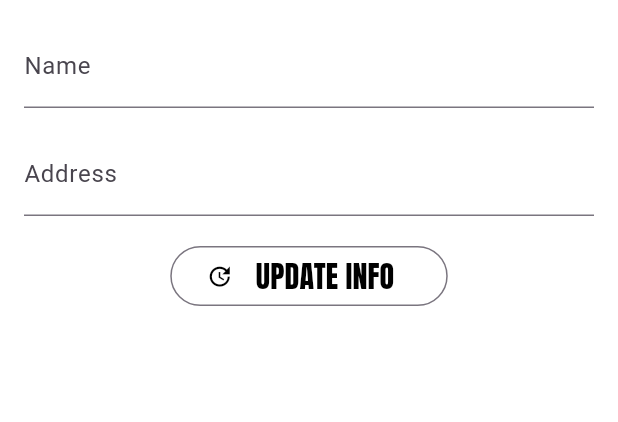
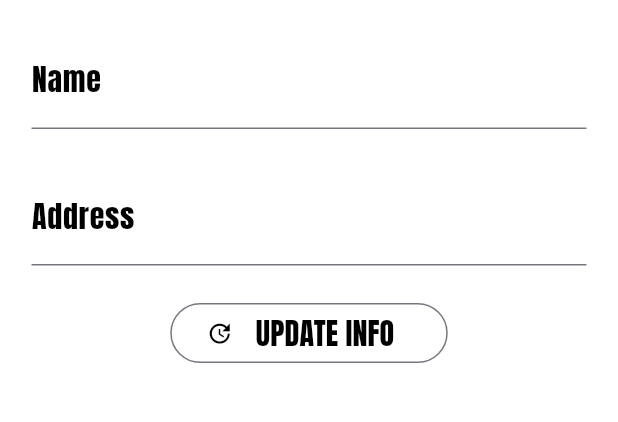
Before and after one commit to pashaxd/Yori-Sport-Mobile-App, a Flutter app: the Settings1 screen opened directly, on a phone screen of 412 x 824 dp, the part 84-506 px from its top. Run offline on Flutter 3.47's test engine with Material 3 defaults, Android fonts, the phone set to English and light mode, and no system bars; our stand-ins replace carousel_slider, cloud_firestore, firebase_auth, firebase_core, flutter_svg; missing offline and left inert: firebase_ui_auth; accounts and stored records are empty; network calls fail.

Commit message:
optimization for different screens

```diff
--- a/lib/abstractions/box_size.dart
+++ b/lib/abstractions/box_size.dart
@@ -21,12 +21,13 @@ class BoxSize extends StatelessWidget {
             height: 48,
             width: 60,
             decoration: BoxDecoration(
+
               color: isSelected ? Colors.black : Colors.white,
               border: Border.all(
                 color: isSelected ? Colors.black : Colors.grey,
               ),
               borderRadius:
-                  BorderRadius.circular(4.0), // Optional: Rounded corners
+                  BorderRadius.circular(8), // Optional: Rounded corners
             ),
             child: Center(
               child: Text(
--- a/lib/features/base.dart
+++ b/lib/features/base.dart
@@ -48,7 +48,7 @@ class _BaseScreenState extends State<BaseScreen> {
                   ? 'assets/svgs/cart.svg'
                   : 'assets/svgs/newCart.svg',
               semanticsLabel: 'Shopping Cart',
-              width: 30,
+              width: 25,
             ),
           ),
         ],
@@ -63,10 +63,10 @@ class _BaseScreenState extends State<BaseScreen> {
         onTap: _onItemTapped,
         unselectedItemColor: Colors.grey,
         currentIndex: _selectedIndex,
-        iconSize: 30,
+        iconSize: 25,
         elevation: 5.0,
         backgroundColor: Colors.white,
-        items: const <BottomNavigationBarItem>[
+        items: <BottomNavigationBarItem>[
           BottomNavigationBarItem(icon: Icon(Icons.shopify), label: 'SHOP'),
           BottomNavigationBarItem(icon: Icon(Icons.person), label: 'ME'),
         ],
--- a/lib/features/profile_screen/profile_screen.dart
+++ b/lib/features/profile_screen/profile_screen.dart
@@ -3,10 +3,8 @@ import 'package:firebase_auth/firebase_auth.dart';
 import 'package:flutter/material.dart';
 import 'package:yori_sport_app/abstractions/buttons.dart';
 import 'package:yori_sport_app/test_styles.dart';
-import 'package:yori_sport_app/features/profile_screen/liked.dart';
-import 'package:yori_sport_app/features/profile_screen/purchases.dart';
 import 'package:yori_sport_app/features/profile_screen/settings.dart';
-import 'package:yori_sport_app/features/shop_screen.dart';
+
 
 class ProfileScreen extends StatefulWidget {
   const ProfileScreen({super.key});
--- a/lib/features/profile_screen/settings.dart
+++ b/lib/features/profile_screen/settings.dart
@@ -2,6 +2,7 @@ import 'package:flutter/material.dart';
 import 'package:firebase_auth/firebase_auth.dart';
 import 'package:cloud_firestore/cloud_firestore.dart';
 import 'package:yori_sport_app/abstractions/buttons.dart';
+import 'package:yori_sport_app/test_styles.dart';
 
 class Settings1 extends StatefulWidget {
   Settings1();
@@ -61,14 +62,23 @@ class _SettingsState extends State<Settings1> {
         padding: const EdgeInsets.all(16.0),
         child: Column(
           children: [
-            TextField(
-              controller: _nameController,
-              decoration: InputDecoration(labelText: 'Name'),
+            Padding(
+
+              padding: EdgeInsets.all(5),
+              child: TextField(
+                style: TextStyles.defaultStyle,
+                controller: _nameController,
+                decoration: InputDecoration(labelText: 'Name',labelStyle:TextStyles.defaultStyle),
+              ),
             ),
             SizedBox(height: 16.0),
-            TextField(
-              controller: _addressController,
-              decoration: InputDecoration(labelText: 'Address'),
+            Padding(
+              padding: EdgeInsets.all(5),
+              child: TextField(
+                style: TextStyles.defaultStyle,
+                controller: _addressController,
+                decoration: InputDecoration(labelText: 'Address',labelStyle:TextStyles.defaultStyle ),
+              ),
             ),
             SizedBox(height: 16.0),
             DefButton(
```
Also changed, not shown: lib/abstractions/product_card/product_card.dart (+6 -6 lines), lib/abstractions/product_card/product_info.dart (+4 -3 lines), lib/abstractions/shopping_cart_card.dart (+7 -8 lines), lib/features/shopping_cart_screen.dart (+14 -14 lines), lib/main.dart (+8 -13 lines), 2 other files.
